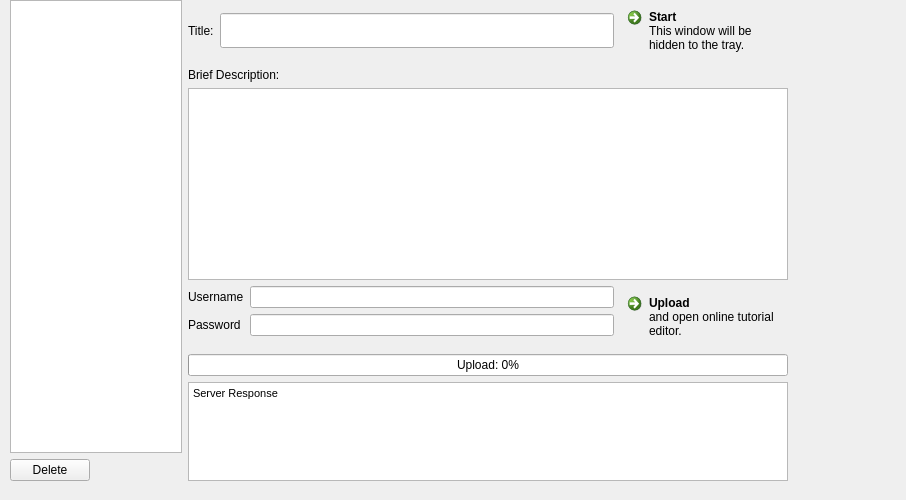
Qt form editorwindow.ui (skyronic/tuxtorial-client) before a commit.
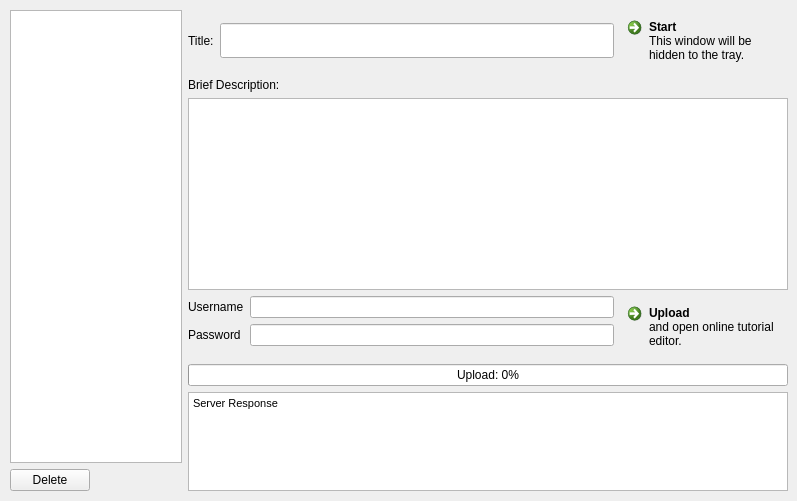
The same form after that commit. Icons and pictures are not drawn.

Commit message: Implemented preview dialog

What changed in the file:
```diff
--- a/editorwindow.ui
+++ b/editorwindow.ui
@@ -6,8 +6,8 @@
    <rect>
     <x>0</x>
     <y>0</y>
-    <width>906</width>
-    <height>500</height>
+    <width>797</width>
+    <height>501</height>
    </rect>
   </property>
   <property name="sizePolicy">
@@ -30,7 +30,7 @@
     <property name="geometry">
      <rect>
       <x>10</x>
-      <y>0</y>
+      <y>10</y>
       <width>778</width>
       <height>481</height>
      </rect>
```
The commit also changes 7 other files.
